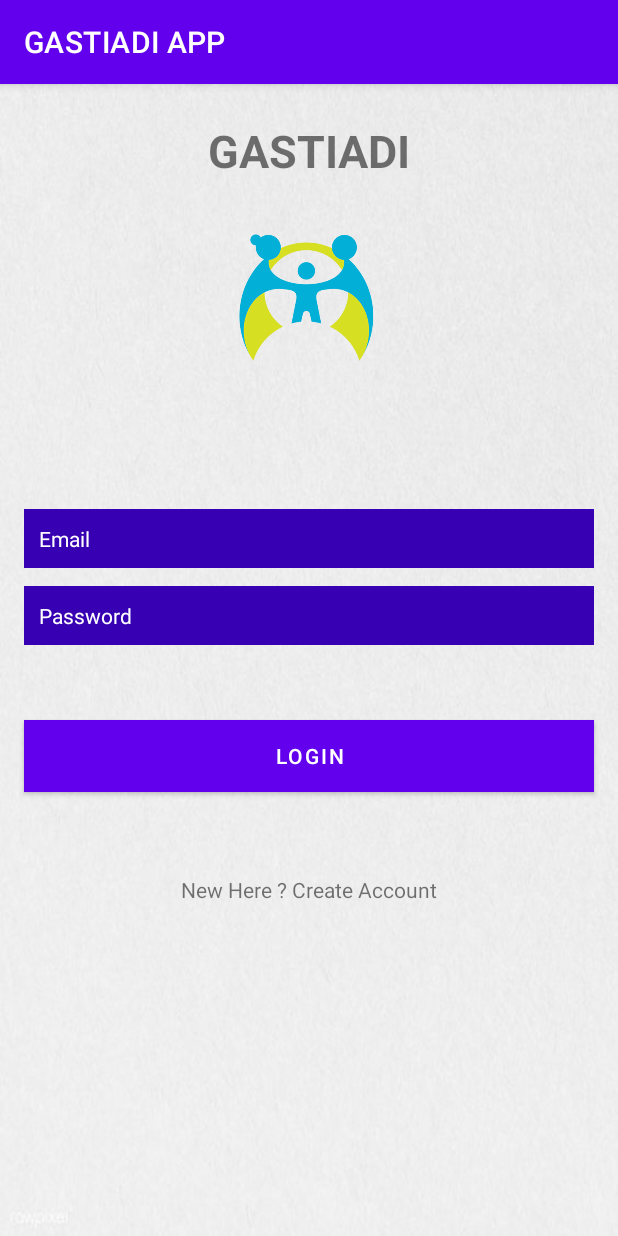
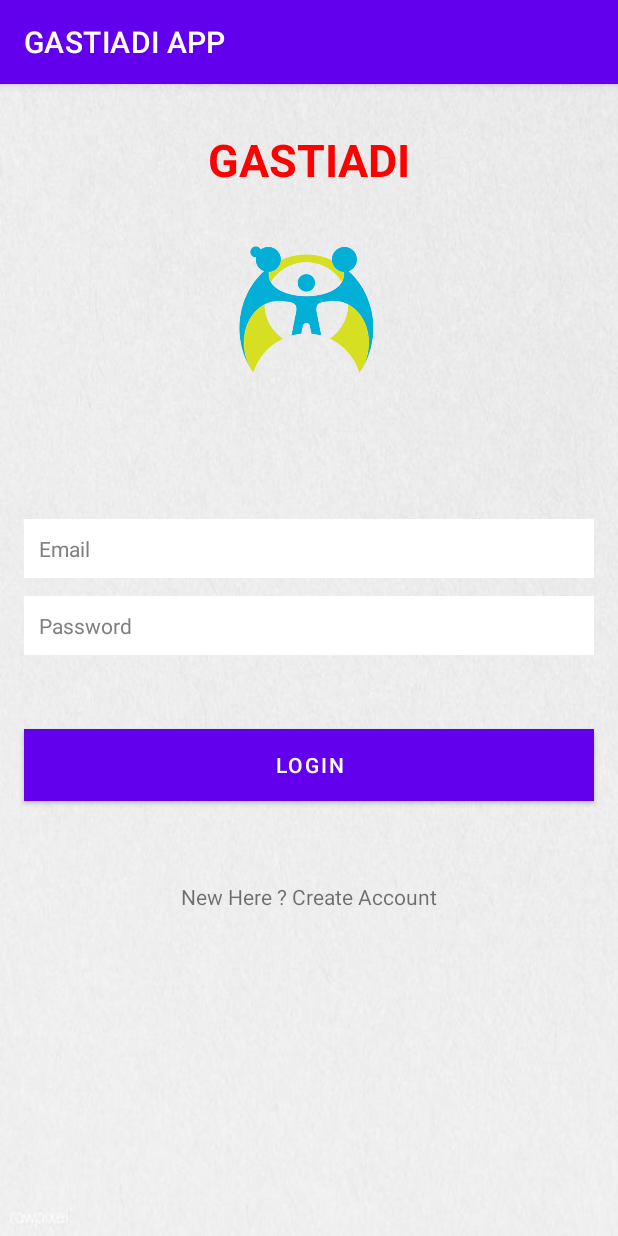
Before and after one commit to irfanazizalamin/GASTIADI-APP, an Android app: the Login screen opened directly, with no data from a screen before it, on a phone screen of 412 x 824 dp. Run offline under Robolectric (Android 15) with nearby library versions, the phone set to English and light mode, and no system bars; our stand-ins replace Firebase (no records; nobody signed in at launch, a user with empty details on screens opened directly).

Commit message:
Menambahkan gambar dashboard Menambahkan Teks judul Menambahkan Teks Deskripsi Membuat Login Membuat Register

```diff
--- a/app/src/main/res/layout/activity_login.xml
+++ b/app/src/main/res/layout/activity_login.xml
@@ -13,10 +13,10 @@
         android:layout_width="wrap_content"
         android:layout_height="wrap_content"
         android:layout_marginStart="24dp"
-        android:layout_marginTop="24dp"
+        android:layout_marginTop="30dp"
         android:layout_marginEnd="24dp"
+        android:textColor="@color/red"
         android:text="GASTIADI"
-
         android:textSize="30sp"
         android:textStyle="bold"
         app:layout_constraintEnd_toEndOf="parent"
@@ -27,7 +27,7 @@
         android:id="@+id/imageView"
         android:layout_width="wrap_content"
         android:layout_height="100dp"
-        android:layout_marginTop="92dp"
+        android:layout_marginTop="100dp"
         app:layout_constraintEnd_toEndOf="@+id/textView"
         app:layout_constraintHorizontal_bias="0.51"
         app:layout_constraintStart_toStartOf="@+id/textView"
@@ -42,12 +42,12 @@
         android:layout_marginLeft="16dp"
         android:layout_marginEnd="16dp"
         android:layout_marginRight="16dp"
-        android:background="@color/colorPrimaryDark"
+        android:background="@color/white"
         android:ems="10"
         android:inputType="textEmailAddress"
         android:padding="10dp"
         android:hint="Email"
-        android:textColorHint="@color/colorWhite"
+        android:textColorHint="@color/grey"
         android:textColor="@color/colorWhite"
         android:textSize="14sp"
         app:layout_constraintBottom_toBottomOf="parent"
@@ -64,12 +64,12 @@
         android:layout_marginLeft="16dp"
         android:layout_marginEnd="16dp"
         android:layout_marginRight="16dp"
-        android:background="@color/colorPrimaryDark"
+        android:background="@color/white"
         android:ems="10"
         android:inputType="textPassword"
         android:padding="10dp"
         android:hint="Password"
-        android:textColorHint="@color/colorWhite"
+        android:textColorHint="@color/grey"
         android:textColor="@color/colorWhite"
         android:textSize="14sp"
         app:layout_constraintBottom_toBottomOf="parent"
@@ -87,7 +87,8 @@
         android:layout_marginTop="24dp"
         android:layout_marginEnd="16dp"
         android:layout_marginRight="16dp"
-        android:background="@color/colorWhite"
+        android:textColorHint="@color/grey"
+        android:background="@color/white"
         android:text="LOGIN"
         app:layout_constraintBottom_toBottomOf="parent"
         app:layout_constraintEnd_toEndOf="parent"
--- a/app/src/main/res/values/colors.xml
+++ b/app/src/main/res/values/colors.xml
@@ -13,4 +13,5 @@
     <color name="colorWhite">#FFFFFF</color>
     <color name="colorPrimaryDark">#3700B3</color>
     <color name="colorAccent">#03DAC5</color>
+    <color name="grey">#FF808080</color>
 </resources>
```
Also changed, not shown: app/src/main/res/layout/activity_register.xml (+8 -7 lines), app/src/main/res/drawable/gastiadilogo.png (added).
